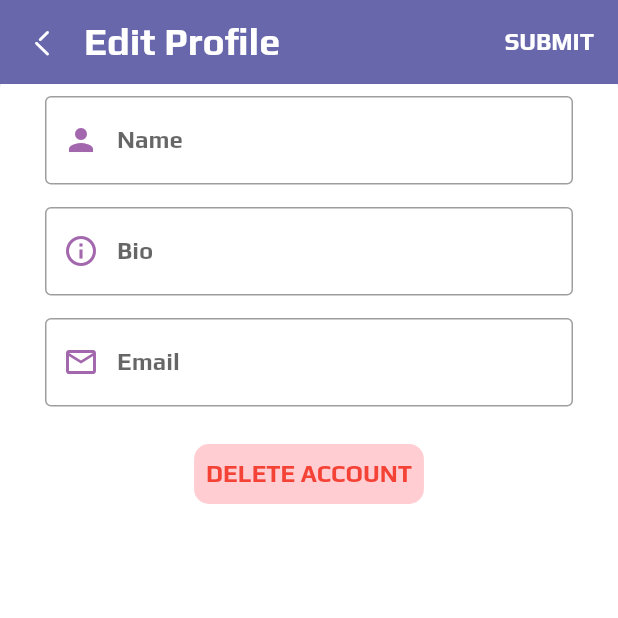
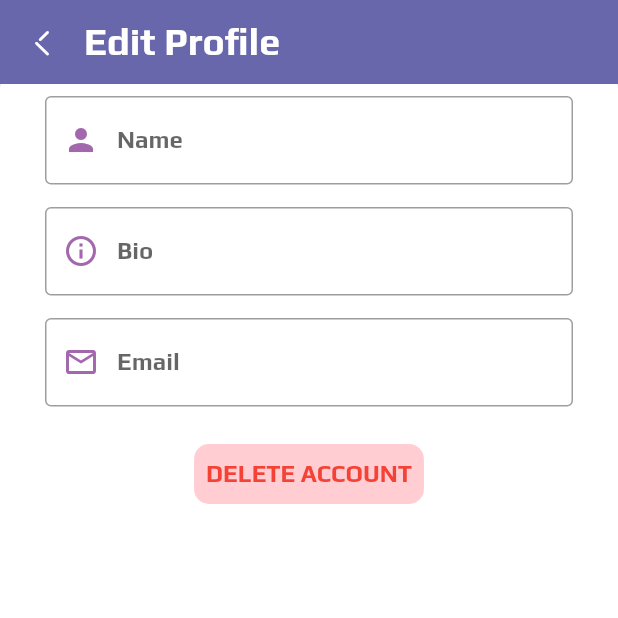
Before and after one commit to AMJ-7/nafith, a Flutter app: the EditProfileScreen screen opened directly, scrolled down 202 dp, on a phone screen of 412 x 824 dp, the top half of it. Run offline on Flutter 3.47's test engine with Material 2 defaults, Android fonts, the phone set to English and light mode, and no system bars; our stand-ins replace bloc, carousel_slider, cloud_firestore, conditional_builder_null_safety, country_picker, dio and 14 more; missing offline and left inert: agora_rtc_engine, agora_uikit, flutter_inappwebview, flutter_pdfview, quran; accounts and stored records are empty; network calls fail.

```diff
--- a/lib/raqi_app/modules/chat/messages_student_screen.dart
+++ b/lib/raqi_app/modules/chat/messages_student_screen.dart
@@ -31,6 +31,9 @@ class MessagesScreenStudent extends StatelessWidget {
               ),
             ),
             fallback: (Context) => Scaffold(
+              appBar: AppBar(
+                title: Text("${getLang(context,"chats")}"),
+              ),
               body: Center(
                   child: Column(
                     mainAxisAlignment: MainAxisAlignment.center,
--- a/lib/raqi_app/modules/edit_profile/edit_profile_screen.dart
+++ b/lib/raqi_app/modules/edit_profile/edit_profile_screen.dart
@@ -31,12 +31,16 @@ class EditProfileScreen extends StatelessWidget {
                 context: context,
                 title: "${getLang(context,"editProfile")}",
                 actions: [
-                  Padding(
+                  if(userModel.type == "student")
+                    Padding(
                     padding: const EdgeInsets.only(right: 8.0),
                     child: defaultTextButton(function: (){
                       RaqiCubit.get(context).updateUser(name: nameController.text,
                           email: emailController.text,
-                          bio: bioController.text);
+                          bio: bioController.text,
+                          type: RaqiCubit.get(context).userModel!.type,
+                          gender: RaqiCubit.get(context).userModel!.gender
+                      );
 
                     }, text: "${getLang(context,"submit")}" , color: Colors.white),
                   )
@@ -86,6 +90,10 @@ class EditProfileScreen extends StatelessWidget {
                           padding: const EdgeInsets.symmetric(vertical: 40.0 , horizontal: 30),
                           child: Column(
                             children: [
+                              if(userModel.type == "teacher")...[
+                                Text("لتعديل بياناتك الرجاء التواصل مع الدعم الفني",style: TextStyle(fontWeight: FontWeight.bold,color: Colors.red),),
+                                SizedBox(height: 15,)
+                              ],
                               defaultTxtForm(
                                   controller: nameController,
                                   type: TextInputType.name,
@@ -96,7 +104,9 @@ class EditProfileScreen extends StatelessWidget {
                                     return null ;
                                   },
                                   label: "${getLang(context,"name")}",
-                                prefix: Icons.person,
+                                  prefix: Icons.person,
+                                  isClickable: userModel.type == "teacher" ? false : true,
+                                  inputTextColor: userModel.type == "teacher" ? Colors.grey : Colors.black,
 
                               ),
                               SizedBox(height: 15,),
@@ -106,6 +116,8 @@ class EditProfileScreen extends StatelessWidget {
                                 validate: (value){},
                                 label: "${getLang(context,"bio")}",
                                 prefix: Icons.info_outline,
+                                isClickable: userModel.type == "teacher" ? false : true,
+                                inputTextColor: userModel.type == "teacher" ? Colors.grey : Colors.black,
 
                               ),
                               SizedBox(height: 15,),
@@ -115,6 +127,8 @@ class EditProfileScreen extends StatelessWidget {
                                 validate: (value){},
                                 label: "${getLang(context,"email")}",
                                 prefix: Icons.email_outlined,
+                                isClickable: userModel.type == "teacher" ? false : true,
+                                inputTextColor: userModel.type == "teacher" ? Colors.grey : Colors.black,
 
                               ),
                               SizedBox(height: 25,),
--- a/lib/raqi_app/shared/components/components.dart
+++ b/lib/raqi_app/shared/components/components.dart
@@ -39,10 +39,12 @@ Widget defaultTxtForm({
   VoidCallback? onPrefixPressed ,
   Color prefixColor = buttonsColor,
   Color inputTextColor = Colors.black,
+  int maxLines = 1
 
 }) => TextFormField(
   style: TextStyle(color: inputTextColor),
   validator: validate,
+  maxLines: maxLines,
   obscureText: isPassword,
   controller: controller,
   decoration: InputDecoration(
@@ -304,7 +306,7 @@ class _BlurryDialogState extends State<BlurryDialog> {
                 SizedBox(height: 10,),
                 Form(
                   key: commentKey,
-                  child: defaultTxtForm(controller: messageContactController, type: TextInputType.text, validate: (value){
+                  child: defaultTxtForm(maxLines: 4,controller: messageContactController, type: TextInputType.text, validate: (value){
                     if(value!.isEmpty){
                       return "${getLang(context,"whatUWillSay")}";
                     }
```
Also changed, not shown: lib/raqi_app/app_cubit/app_cubit.dart (+7 -3 lines), lib/raqi_app/modules/buy_screen/buy_screen.dart (+1 -6 lines), lib/raqi_app/modules/signup/cubit/cubit.dart (+5 -5 lines).
